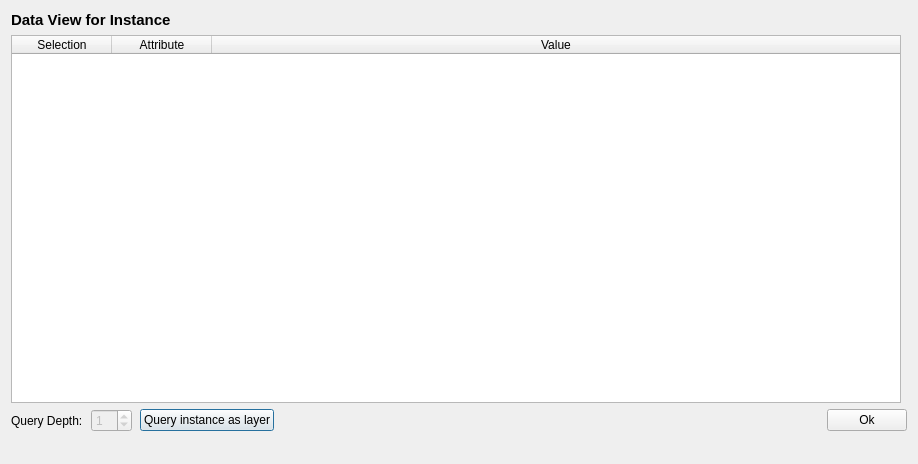
Old version of the form dialogs/ui/instancedatadialog.ui in the repository sparqlunicorn/sparqlunicornGoesGIS.
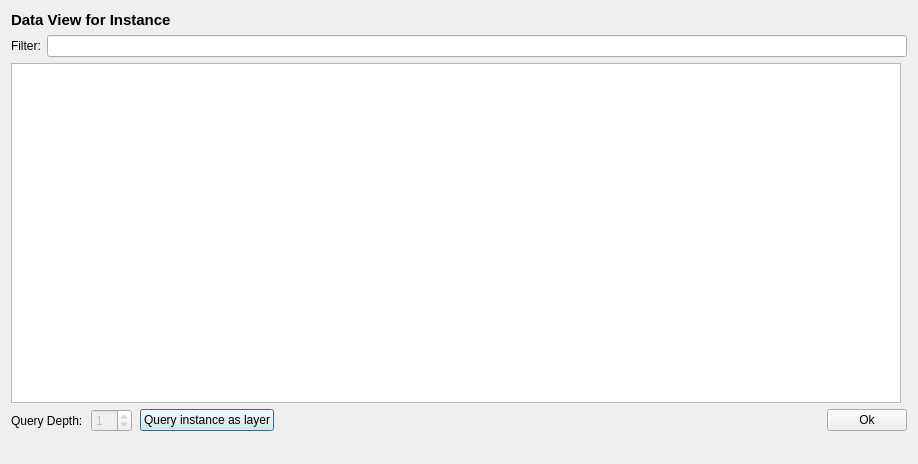
New version of the form. Custom widgets are drawn as their Qt base class.

Commit message: Fixed map in data views

Patch:
```diff
--- a/dialogs/ui/instancedatadialog.ui
+++ b/dialogs/ui/instancedatadialog.ui
@@ -13,8 +13,6 @@
   <property name="windowTitle">
    <string>Dialog</string>
   </property>
-  <layout class="QVBoxLayout" name="verticalLayout_2">
-   <item>
     <layout class="QVBoxLayout" name="verticalLayout">
      <item>
       <layout class="QHBoxLayout" name="horizontalLayout_2">
@@ -51,10 +49,27 @@
        </item>
       </layout>
      </item>
+   <item>
+    <layout class="QHBoxLayout" name="horizontalLayout_4">
+     <item>
+      <widget class="QLabel" name="filterTableLabel">
+       <property name="text">
+        <string>Filter:</string>
+       </property>
+      </widget>
+     </item>
+     <item>
+      <widget class="QLineEdit" name="filterTableEdit"/>
+     </item>
+    </layout>
+   </item>
      <item>
       <layout class="QHBoxLayout" name="horizontalLayout_3">
        <item>
-        <widget class="QTableWidget" name="instanceDataTableView">
+      <widget class="QTableView" name="instanceDataTableView">
+       <property name="mouseTracking">
+        <bool>true</bool>
+       </property>
          <property name="editTriggers">
           <set>QAbstractItemView::NoEditTriggers</set>
          </property>
@@ -64,39 +79,9 @@
          <property name="sortingEnabled">
           <bool>true</bool>
          </property>
-         <property name="columnCount">
-          <number>3</number>
-         </property>
-         <attribute name="horizontalHeaderCascadingSectionResizes">
-          <bool>true</bool>
-         </attribute>
          <attribute name="horizontalHeaderStretchLastSection">
           <bool>true</bool>
          </attribute>
-         <attribute name="verticalHeaderCascadingSectionResizes">
-          <bool>true</bool>
-         </attribute>
-         <attribute name="verticalHeaderShowSortIndicator" stdset="0">
-          <bool>false</bool>
-         </attribute>
-         <attribute name="verticalHeaderStretchLastSection">
-          <bool>false</bool>
-         </attribute>
-         <column>
-          <property name="text">
-           <string>Selection</string>
-          </property>
-         </column>
-         <column>
-          <property name="text">
-           <string>Attribute</string>
-          </property>
-         </column>
-         <column>
-          <property name="text">
-           <string>Value</string>
-          </property>
-         </column>
         </widget>
        </item>
        <item>
@@ -174,8 +159,6 @@
         <bool>true</bool>
        </property>
       </widget>
-     </item>
-    </layout>
    </item>
   </layout>
  </widget>
```
Lines whose indentation alone changed are shown as unchanged. The commit also changes 24 other files.
